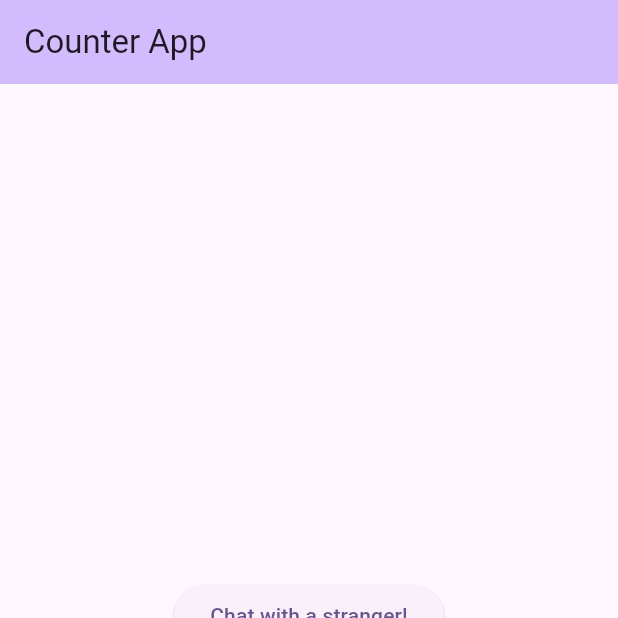
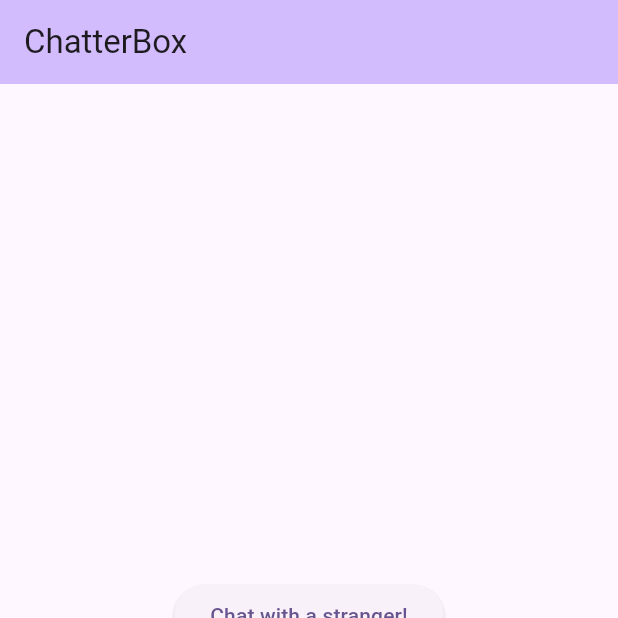
Before and after one commit to joshuadlima/ChatterBox, a Flutter app: the screen it shows after launch, on a phone screen of 412 x 824 dp, the top half of it. Run offline on Flutter 3.47's test engine with Material 3 defaults, Android fonts, the phone set to English and light mode, and no system bars; our stand-ins replace flutter_riverpod.

Commit message:
directory cleanup

```diff
--- a/chatterbox/lib/main.dart
+++ b/chatterbox/lib/main.dart
@@ -19,7 +19,7 @@ class MyApp extends StatelessWidget {
       theme: ThemeData(
         colorScheme: ColorScheme.fromSeed(seedColor: Colors.deepPurple),
       ),
-      home: const MyHomePage(title: 'Counter App'),
+      home: const MyHomePage(title: 'ChatterBox'),
     );
   }
 }
--- a/chatterbox/pubspec.yaml
+++ b/chatterbox/pubspec.yaml
@@ -33,6 +33,9 @@ dependencies:
 
   # for state management
   flutter_riverpod: ^2.6.1
+
+  # for websocket consumption
+  web_socket_channel: ^3.0.3
 
   # The following adds the Cupertino Icons font to your application.
   # Use with the CupertinoIcons class for iOS style icons.
```
Also changed, not shown: 1 other file.
